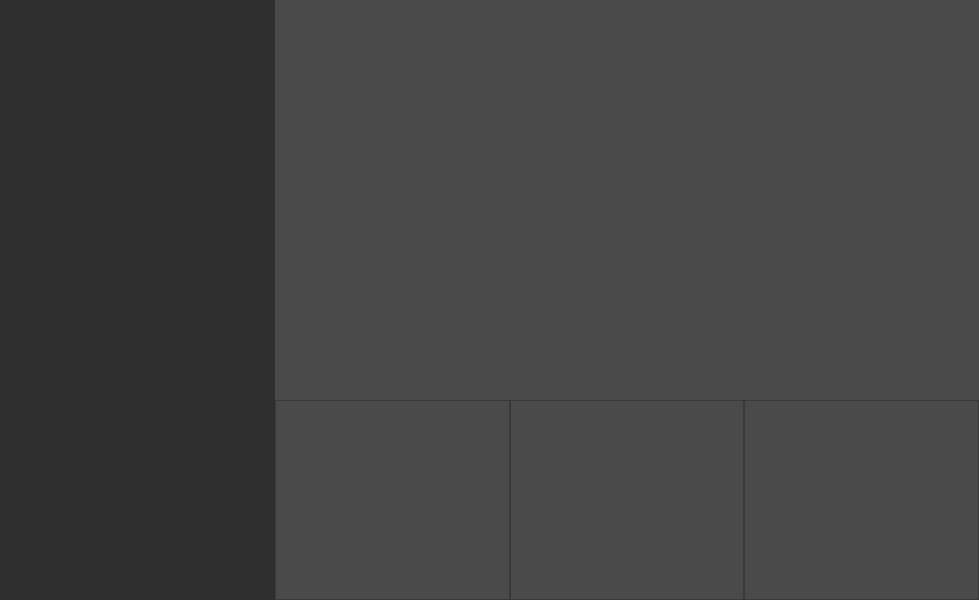
GeovaniTech/ListenNow_V2, file View/UI/Interface.ui: the form before one commit.
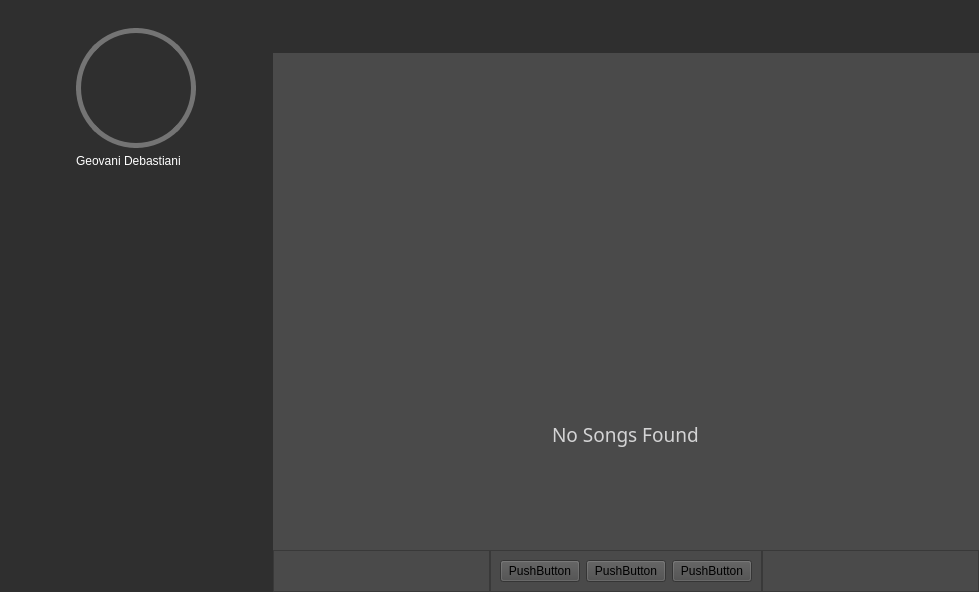
The form after the commit. Icons and pictures are not drawn.

What changed in the file:
```diff
--- a/View/UI/Interface.ui
+++ b/View/UI/Interface.ui
@@ -7,7 +7,7 @@
     <x>0</x>
     <y>0</y>
     <width>979</width>
-    <height>600</height>
+    <height>592</height>
    </rect>
   </property>
   <property name="windowTitle">
@@ -96,17 +96,7 @@
           <property name="bottomMargin">
            <number>0</number>
           </property>
-          <item>
-           <widget class="QFrame" name="frame_13">
-            <property name="frameShape">
-             <enum>QFrame::NoFrame</enum>
-            </property>
-            <property name="frameShadow">
-             <enum>QFrame::Raised</enum>
-            </property>
-           </widget>
-          </item>
-          <item>
+          <item alignment="Qt::AlignHCenter|Qt::AlignVCenter">
            <widget class="QFrame" name="frame_2">
             <property name="frameShape">
              <enum>QFrame::NoFrame</enum>
@@ -114,6 +104,57 @@
             <property name="frameShadow">
              <enum>QFrame::Raised</enum>
             </property>
+            <layout class="QVBoxLayout" name="verticalLayout_5">
+             <item alignment="Qt::AlignHCenter">
+              <widget class="QFrame" name="foto_perfil">
+               <property name="minimumSize">
+                <size>
+                 <width>120</width>
+                 <height>120</height>
+                </size>
+               </property>
+               <property name="maximumSize">
+                <size>
+                 <width>120</width>
+                 <height>120</height>
+                </size>
+               </property>
+               <property name="styleSheet">
+                <string notr="true">background-image: url(:/icons/imagens/foto_perfil.png);
+color: rgb(23, 140, 144);
+border-radius: 60px;
+border: 5px solid rgb(116, 116, 116)</string>
+               </property>
+               <property name="frameShape">
+                <enum>QFrame::StyledPanel</enum>
+               </property>
+               <property name="frameShadow">
+                <enum>QFrame::Raised</enum>
+               </property>
+              </widget>
+             </item>
+             <item>
+              <widget class="QLabel" name="lbl_nome_2">
+               <property name="styleSheet">
+                <string notr="true">font: 12pt &quot;Montserrat&quot;;
+color: white;</string>
+               </property>
+               <property name="text">
+                <string>Geovani Debastiani</string>
+               </property>
+              </widget>
+             </item>
+            </layout>
+           </widget>
+          </item>
+          <item>
+           <widget class="QFrame" name="frame_4">
+            <property name="frameShape">
+             <enum>QFrame::NoFrame</enum>
+            </property>
+            <property name="frameShadow">
+             <enum>QFrame::Raised</enum>
+            </property>
            </widget>
           </item>
           <item>
@@ -158,6 +199,9 @@
        </property>
        <item alignment="Qt::AlignTop">
         <widget class="QFrame" name="top">
+         <property name="styleSheet">
+          <string notr="true">background-color: rgb(47, 47, 47);</string>
+         </property>
          <property name="frameShape">
           <enum>QFrame::NoFrame</enum>
          </property>
@@ -245,14 +289,14 @@
               <widget class="QPushButton" name="pushButton_3">
                <property name="minimumSize">
                 <size>
-                 <width>35</width>
-                 <height>35</height>
+                 <width>30</width>
+                 <height>30</height>
                 </size>
                </property>
                <property name="maximumSize">
                 <size>
-                 <width>35</width>
-                 <height>35</height>
+                 <width>30</width>
+                 <height>30</height>
                 </size>
                </property>
                <property name="styleSheet">
@@ -338,16 +382,98 @@
         </widget>
        </item>
        <item>
-        <widget class="QFrame" name="frame_5">
+        <widget class="QFrame" name="frame_3">
          <property name="frameShape">
           <enum>QFrame::NoFrame</enum>
          </property>
          <property name="frameShadow">
           <enum>QFrame::Raised</enum>
          </property>
+         <layout class="QVBoxLayout" name="verticalLayout_4">
+          <property name="spacing">
+           <number>0</number>
+          </property>
+          <property name="leftMargin">
+           <number>0</number>
+          </property>
+          <property name="topMargin">
+           <number>0</number>
+          </property>
+          <property name="rightMargin">
+           <number>0</number>
+          </property>
+          <property name="bottomMargin">
+           <number>0</number>
+          </property>
+          <item>
+           <widget class="QStackedWidget" name="stackedWidget">
+            <widget class="QWidget" name="page">
+             <layout class="QVBoxLayout" name="verticalLayout_6">
+              <item alignment="Qt::AlignHCenter|Qt::AlignVCenter">
+               <widget class="QFrame" name="frame_5">
+                <property name="frameShape">
+                 <enum>QFrame::NoFrame</enum>
+                </property>
+                <property name="frameShadow">
+                 <enum>QFrame::Raised</enum>
+                </property>
+                <layout class="QVBoxLayout" name="verticalLayout_7">
+                 <property name="spacing">
+                  <number>11</number>
+                 </property>
+                 <item>
+                  <widget class="QFrame" name="frame_6">
+                   <property name="minimumSize">
+                    <size>
+                     <width>256</width>
+                     <height>256</height>
+                    </size>
+                   </property>
+                   <property name="maximumSize">
+                    <size>
+                     <width>256</width>
+                     <height>256</height>
+                    </size>
+                   </property>
+                   <property name="styleSheet">
+                    <string notr="true">background-image: url(:/icons/imagens/logo.ico);</string>
+                   </property>
+                   <property name="frameShape">
+                    <enum>QFrame::NoFrame</enum>
+                   </property>
+                   <property name="frameShadow">
+                    <enum>QFrame::Raised</enum>
+                   </property>
+                  </widget>
+                 </item>
+                 <item alignment="Qt::AlignHCenter|Qt::AlignVCenter">
+                  <widget class="QLabel" name="label">
+                   <property name="font">
+                    <font>
+                     <family>Montserrat</family>
+                     <pointsize>14</pointsize>
+                    </font>
+                   </property>
+                   <property name="styleSheet">
+                    <string notr="true">color: rgb(212, 212, 213);</string>
+                   </property>
+                   <property name="text">
+                    <string>No Songs Found</string>
+                   </property>
+                  </widget>
+                 </item>
+                </layout>
+               </widget>
+              </item>
+             </layout>
+            </widget>
+            <widget class="QWidget" name="page_2"/>
+           </widget>
+          </item>
+         </layout>
         </widget>
        </item>
-       <item>
+       <item alignment="Qt::AlignBottom">
         <widget class="QFrame" name="bottom">
          <property name="frameShape">
           <enum>QFrame::NoFrame</enum>
@@ -389,6 +515,29 @@
             <property name="frameShadow">
              <enum>QFrame::Raised</enum>
             </property>
+            <layout class="QHBoxLayout" name="horizontalLayout_6">
+             <item>
+              <widget class="QPushButton" name="pushButton_5">
+               <property name="text">
+                <string>PushButton</string>
+               </property>
+              </widget>
+             </item>
+             <item>
+              <widget class="QPushButton" name="pushButton_7">
+               <property name="text">
+                <string>PushButton</string>
+               </property>
+              </widget>
+             </item>
+             <item>
+              <widget class="QPushButton" name="pushButton_6">
+               <property name="text">
+                <string>PushButton</string>
+               </property>
+              </widget>
+             </item>
+            </layout>
            </widget>
           </item>
           <item>
```
